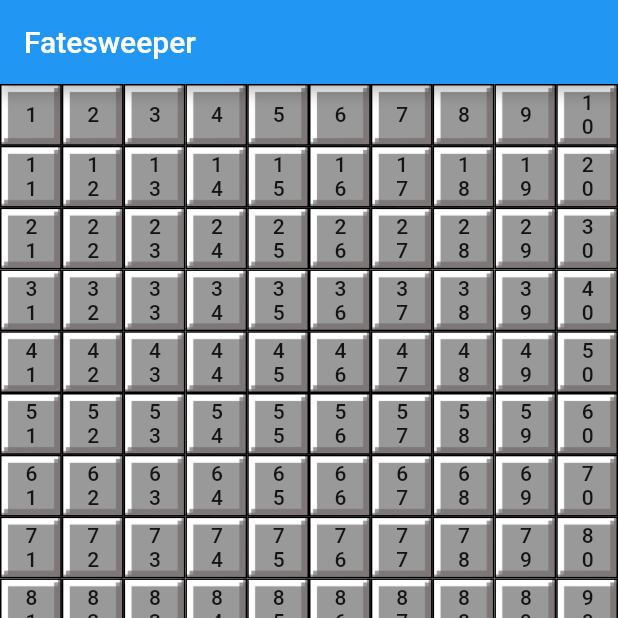
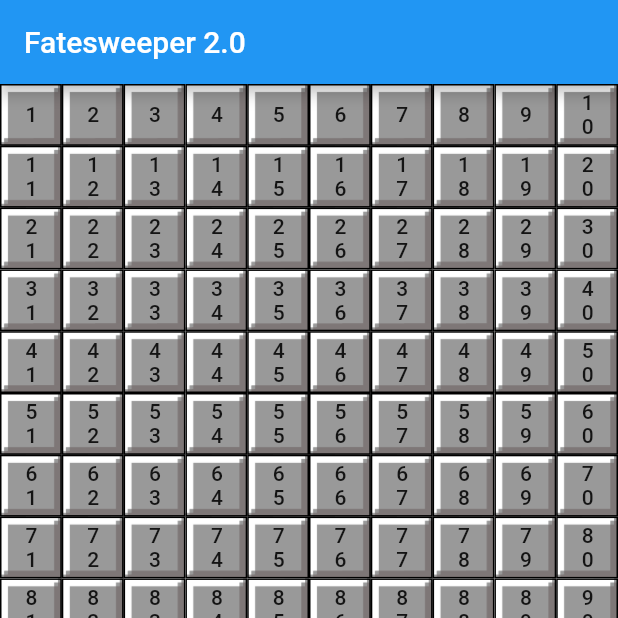
Before and after one commit to leon-chow/fatesweeper2, a Flutter app: the screen it shows after launch, on a phone screen of 412 x 824 dp, the top half of it. Run offline on Flutter 3.47's test engine with Material 2 defaults, Android fonts, the phone set to English and light mode, and no system bars.

Commit message:
Change title, set initState of tiles, tiles states will now refresh

```diff
--- a/lib/main.dart
+++ b/lib/main.dart
@@ -1,7 +1,6 @@
 import 'package:flutter/material.dart';
 
 import 'views/board.dart';
-import 'model/tile.dart';
 
 void main() {
   runApp(MyApp());
@@ -12,12 +11,12 @@ class MyApp extends StatelessWidget {
   @override
   Widget build(BuildContext context) {
     return MaterialApp(
-      title: 'Flutter Demo',
+      title: 'Fatesweeper 2.0',
       theme: ThemeData(
         primarySwatch: Colors.blue,
         visualDensity: VisualDensity.adaptivePlatformDensity,
       ),
-      home: Board(title: 'Fatesweeper'),
+      home: Board(title: 'Fatesweeper 2.0'),
     );
   }
 }
--- a/lib/model/tile.dart
+++ b/lib/model/tile.dart
@@ -1,29 +1,11 @@
-import 'package:flutter/material.dart';
-
 class Tile {
   final int id;
-  final bool isFlipped;
+  bool isFlipped;
   final bool hasMine;
 
-  const Tile(this.id, this.isFlipped, this.hasMine);
+  Tile(this.id, this.isFlipped, this.hasMine);
 
-  Widget buildTile(Tile tile) {
-    return Container(
-      decoration: BoxDecoration(
-        color: Colors.white,
-        border: Border.all(
-          color: Colors.black
-        ),
-        image: DecorationImage(image: AssetImage('images/minesweeper_tile.png')),
-      ),
-      child: FlatButton(
-        child: Container(
-          child: Text("${tile.id+1}"),
-        ),
-        onPressed: () {
-          print('flipped tile ${tile.id+1}');
-        },
-      ),
-    );
+  String toString() {
+    return ('Tile(${this.id}, ${this.isFlipped}, ${this.hasMine})');
   }
 }
--- a/lib/views/board.dart
+++ b/lib/views/board.dart
@@ -12,6 +12,15 @@ class Board extends StatefulWidget {
 }
 
 class _BoardState extends State<Board> {
+  List<Tile> tiles = <Tile>[];
+
+  @override
+  void initState() {
+    super.initState();
+    for (int i = 0; i < 100; i++) {
+      tiles.add(Tile(i, false, false));
+    }
+  }
   @override
   Widget build(BuildContext context) {
     return Scaffold(
@@ -24,17 +33,37 @@ class _BoardState extends State<Board> {
 
   Widget buildBoardView() {
     // create tiles
-    List<Tile> tiles = <Tile>[];
-    for (int i = 0; i < 100; i++) {
-      tiles.add(Tile(i, false, false));
-    }
     return Container(
       child: GridView.count(
         crossAxisCount: 10,
         children: tiles.map<Widget>((Tile tile) {
-          return tile.buildTile(tile);
+          return buildTile(tile);
         }).toList(),
       ),
     );
   }
+
+  Widget buildTile(Tile tile) {
+    return Container(
+      decoration: BoxDecoration(
+        color: Colors.white,
+        border: Border.all(
+          color: Colors.black
+        ),
+        image: tile.isFlipped == false ? DecorationImage(image: AssetImage('images/minesweeper_tile.png')) : null,
+      ),
+      child: FlatButton(
+        child: Container(
+          child: Text("${tile.id+1}"),
+        ),
+        onPressed: () {
+          setState(() {
+            print('flipped tile ${tile.id+1}');
+            tile.isFlipped = true;
+            print(tile.toString());
+          });
+        },
+      ),
+    );
+  }
 }
```
